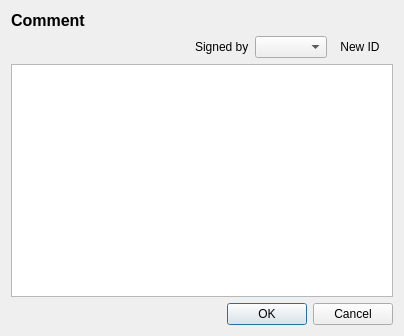
Above: retroshare-gui/src/gui/gxs/GxsCreateCommentDialog.ui from RetroShare/RetroShare before the change. Below: the same form after it.
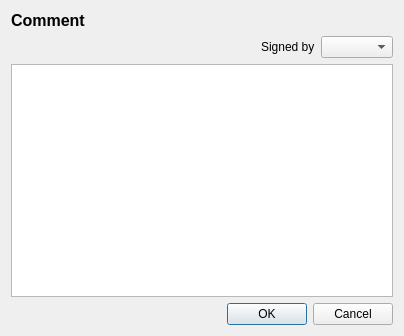
That is the form after the change. Icons and pictures are not drawn. Custom widgets are drawn as their Qt base class.

Commit message: Removed buttons to create a new identity

Patch:
```diff
--- a/retroshare-gui/src/gui/gxs/GxsCreateCommentDialog.ui
+++ b/retroshare-gui/src/gui/gxs/GxsCreateCommentDialog.ui
@@ -26,11 +26,10 @@
     </widget>
    </item>
    <item>
-    <layout class="QGridLayout" name="gridLayout">
-     <item row="1" column="0" colspan="6">
-      <widget class="QTextEdit" name="commentTextEdit"/>
-     </item>
-     <item row="0" column="1">
+    <layout class="QVBoxLayout" name="verticalLayout_2">
+     <item>
+      <layout class="QHBoxLayout" name="horizontalLayout">
+       <item>
       <spacer name="horizontalSpacer">
        <property name="orientation">
         <enum>Qt::Horizontal</enum>
@@ -43,47 +42,20 @@
        </property>
       </spacer>
      </item>
-     <item row="0" column="2">
+       <item>
       <widget class="QLabel" name="subjectLabel">
        <property name="text">
         <string>Signed by</string>
        </property>
       </widget>
      </item>
-     <item row="0" column="3">
+       <item>
       <widget class="GxsIdChooser" name="idChooser"/>
      </item>
-     <item row="0" column="4">
-           <widget class="QToolButton" name="toolButton_NewId">
-            <property name="sizePolicy">
-             <sizepolicy hsizetype="Minimum" vsizetype="Preferred">
-              <horstretch>0</horstretch>
-              <verstretch>0</verstretch>
-             </sizepolicy>
-            </property>
-            <property name="focusPolicy">
-             <enum>Qt::NoFocus</enum>
-            </property>
-            <property name="toolTip">
-             <string>Create new Identity</string>
-            </property>
-            <property name="text">
-             <string>New ID</string>
-            </property>
-            <property name="icon">
-             <iconset resource="../images.qrc">
-              <normaloff>:/images/identity/identity_create_32.png</normaloff>:/images/identity/identity_create_32.png</iconset>
-            </property>
-            <property name="iconSize">
-             <size>
-              <width>24</width>
-              <height>24</height>
-             </size>
-            </property>
-            <property name="autoRaise">
-             <bool>true</bool>
-            </property>
-           </widget>
+      </layout>
+     </item>
+     <item>
+      <widget class="QTextEdit" name="commentTextEdit"/>
      </item>
     </layout>
    </item>
```
Lines whose indentation alone changed are shown as unchanged. The commit also changes 19 other files.
